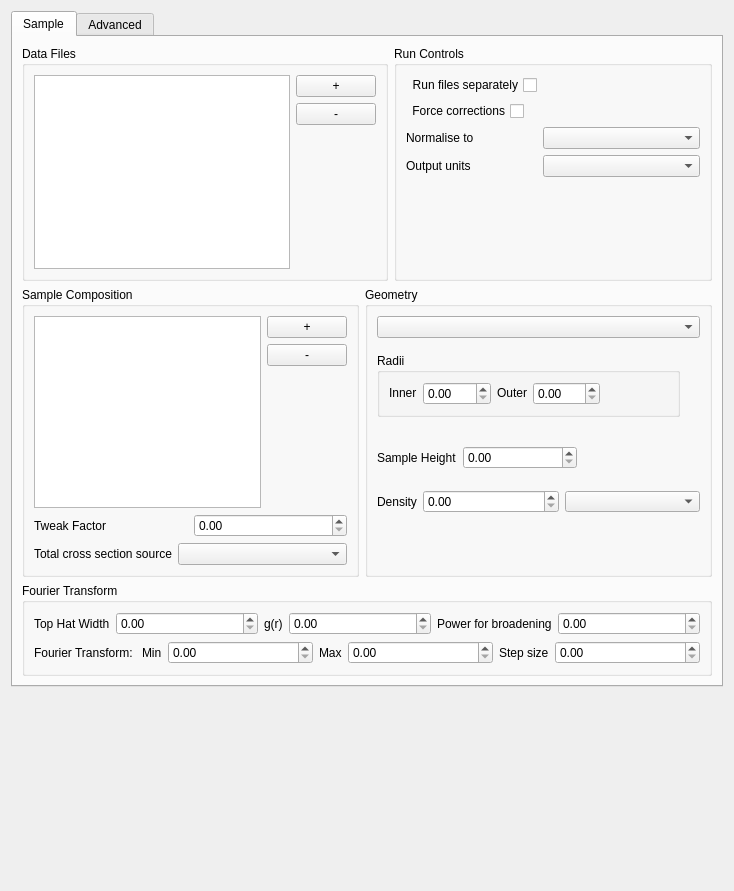
First picture: the form in src/gui/widgets/ui_files/sampleWidget.ui, repository disorderedmaterials/GudPy, before the edit.
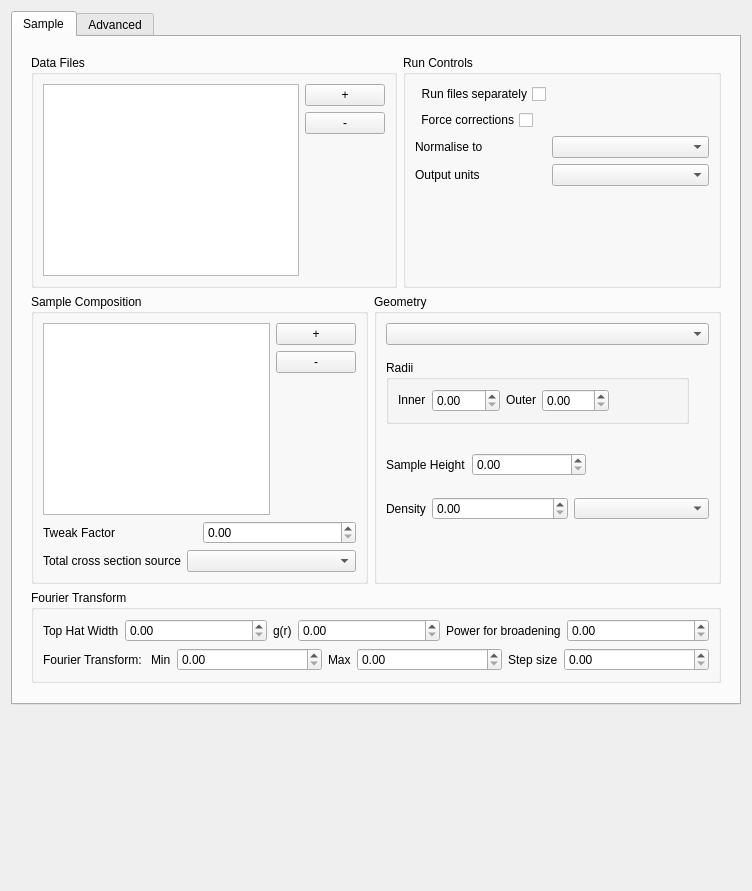
Second picture: the form after the edit. Custom widgets are drawn as their Qt base class.

Commit message: feat: store controls inside base widgets, so we can disable them.

```diff
--- a/src/gui/widgets/ui_files/sampleWidget.ui
+++ b/src/gui/widgets/ui_files/sampleWidget.ui
@@ -25,7 +25,7 @@
   <property name="windowTitle">
    <string>Form</string>
   </property>
-  <layout class="QVBoxLayout" name="verticalLayout_4">
+  <layout class="QVBoxLayout" name="verticalLayout_15">
    <item>
     <widget class="QTabWidget" name="parameterTabs">
      <property name="currentIndex">
@@ -37,6 +37,9 @@
       </attribute>
       <layout class="QVBoxLayout" name="verticalLayout_14">
        <item>
+        <widget class="QWidget" name="basicWidget" native="true">
+         <layout class="QVBoxLayout" name="verticalLayout_4">
+          <item>
         <layout class="QHBoxLayout" name="horizontalLayout_6">
          <item>
           <widget class="QGroupBox" name="dataFilesGroupBox">
@@ -942,10 +945,29 @@
        </item>
       </layout>
      </widget>
+       </item>
+       <item>
+        <spacer name="verticalSpacer_7">
+         <property name="orientation">
+          <enum>Qt::Vertical</enum>
+         </property>
+         <property name="sizeHint" stdset="0">
+          <size>
+           <width>20</width>
+           <height>42</height>
+          </size>
+         </property>
+        </spacer>
+       </item>
+      </layout>
+     </widget>
      <widget class="QWidget" name="advancedTab">
       <attribute name="title">
        <string>Advanced</string>
       </attribute>
+      <layout class="QVBoxLayout" name="verticalLayout_16">
+       <item>
+        <widget class="QWidget" name="advancedWidget" native="true">
       <layout class="QVBoxLayout" name="verticalLayout_12">
        <item>
         <layout class="QHBoxLayout" name="horizontalLayout_14">
@@ -1340,6 +1362,9 @@
           </layout>
          </item>
         </layout>
+          </item>
+         </layout>
+        </widget>
        </item>
        <item>
         <spacer name="verticalSpacer_9">
```
Lines whose indentation alone changed are shown as unchanged.
